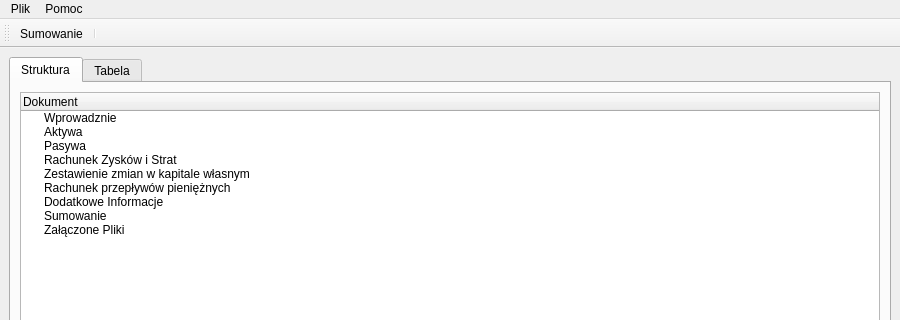
Old version of the form qt_design/main_window.ui in the repository GlockPL/pol-tax; both pictures show x 0 to 900 and y 0 to 320 of the 900 by 700 pixel window.
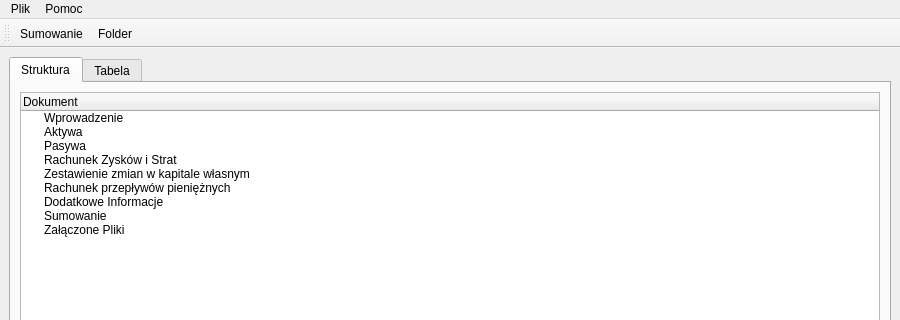
New version of the form. Icons and pictures are not drawn.

Commit message: Open excel folder ico added

Diff of the .ui file:
```diff
--- a/qt_design/main_window.ui
+++ b/qt_design/main_window.ui
@@ -43,7 +43,7 @@
             </column>
             <item>
              <property name="text">
-              <string>Wprowadznie</string>
+              <string>Wprowadzenie</string>
              </property>
             </item>
             <item>
@@ -148,7 +148,7 @@
     <bool>false</bool>
    </attribute>
    <addaction name="actionSumowanie"/>
-   <addaction name="separator"/>
+   <addaction name="actionFolder"/>
   </widget>
   <action name="actionOpenXML">
    <property name="text">
@@ -182,6 +182,18 @@
     <string>Sumowanie</string>
    </property>
   </action>
+  <action name="actionFolder">
+   <property name="icon">
+    <iconset>
+     <normaloff>../resources/folder_open_black_48dp.svg</normaloff>../resources/folder_open_black_48dp.svg</iconset>
+   </property>
+   <property name="text">
+    <string>Folder</string>
+   </property>
+   <property name="toolTip">
+    <string>Otwórz folder z plika excel</string>
+   </property>
+  </action>
  </widget>
  <resources/>
  <connections/>
```
The commit also changes 7 other files.
